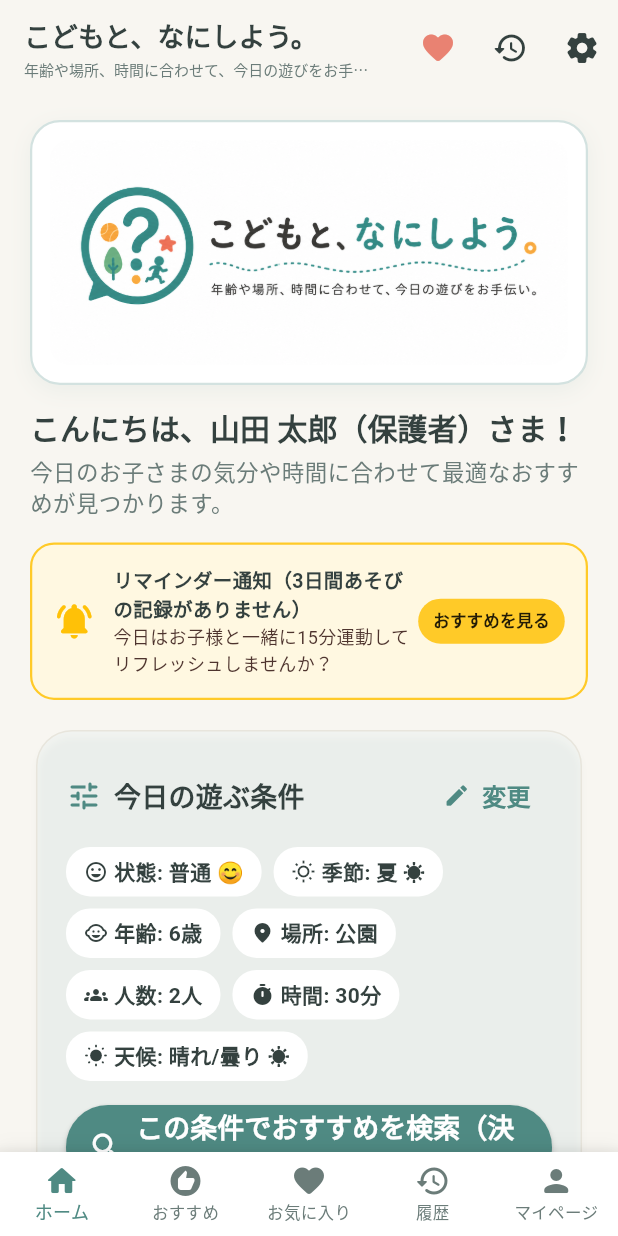
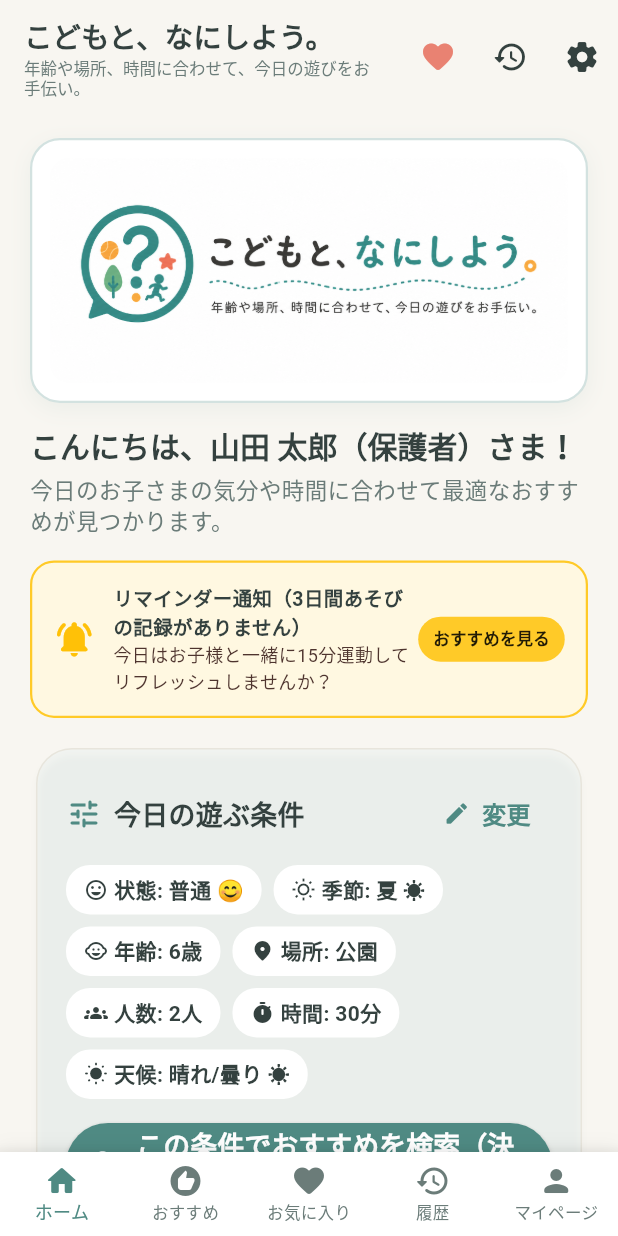
Before and after one commit to HidakaNeruMasato/child_exercise_assistant, a Flutter app: the screen it shows after launch, on a phone screen of 412 x 824 dp. Run offline on Flutter 3.47's test engine with Material 3 defaults, Android fonts, the light colour scheme and no system bars; our stand-ins replace csv, flutter_riverpod, gap, go_router, google_fonts.

Commit message:
Optimize responsive header layout for PC and mobile screens

```diff
--- a/lib/features/home/home_screen.dart
+++ b/lib/features/home/home_screen.dart
@@ -205,31 +205,34 @@ class HomeScreen extends ConsumerWidget {
     final activitiesAsync = ref.watch(activityRepositoryProvider).getAllActivities();
     final currentCondition = ref.watch(recommendationConditionProvider);
 
+    final screenWidth = MediaQuery.of(context).size.width;
+    final isMobile = screenWidth <= 600;
+
     return Scaffold(
       appBar: AppBar(
-        toolbarHeight: 64,
+        toolbarHeight: isMobile ? 76 : 84,
         title: Column(
           crossAxisAlignment: CrossAxisAlignment.start,
           mainAxisSize: MainAxisSize.min,
           children: [
             Text(
               AppConstants.appName,
-              style: const TextStyle(
-                fontSize: 18,
+              style: TextStyle(
+                fontSize: isMobile ? 19 : 25,
                 fontWeight: FontWeight.bold,
                 color: AppTheme.textDarkColor,
               ),
             ),
-            const Gap(1),
+            const Gap(2),
             Text(
               AppConstants.appSubtitle,
-              style: const TextStyle(
-                fontSize: 10,
+              style: TextStyle(
+                fontSize: isMobile ? 11 : 13,
                 color: AppTheme.textMutedColor,
                 fontWeight: FontWeight.normal,
+                height: 1.2,
               ),
-              maxLines: 1,
-              overflow: TextOverflow.ellipsis,
+              maxLines: isMobile ? 2 : 1,
             ),
           ],
         ),
@@ -256,8 +259,13 @@ class HomeScreen extends ConsumerWidget {
         child: Column(
           crossAxisAlignment: CrossAxisAlignment.start,
           children: [
-            // 公式ロゴ画像 白枠いっぱい大画面表示エリア
-            Container(
+            // 公式ロゴ画像表示エリア（PCサイズでの巨大化を防止しレスポンシブ最適化）
+            Center(
+              child: ConstrainedBox(
+                constraints: BoxConstraints(
+                  maxWidth: isMobile ? double.infinity : 520,
+                ),
+                child: Container(
                   width: double.infinity,
                   padding: const EdgeInsets.all(12),
                   margin: const EdgeInsets.only(bottom: 16),
@@ -278,13 +286,15 @@ class HomeScreen extends ConsumerWidget {
                     child: Image.asset(
                       AppConstants.logoBannerPath,
                       width: double.infinity,
-                  fit: BoxFit.fitWidth,
+                      fit: BoxFit.contain,
                       errorBuilder: (_, __, ___) => const Padding(
                         padding: EdgeInsets.all(16),
                         child: Text(
                           AppConstants.appName,
                           textAlign: TextAlign.center,
                           style: TextStyle(fontSize: 22, fontWeight: FontWeight.bold, color: AppTheme.primaryColor),
+                        ),
+                      ),
                     ),
                   ),
                 ),
```
Also changed, not shown: 2 other files. Lines whose indentation alone changed are shown as unchanged.
